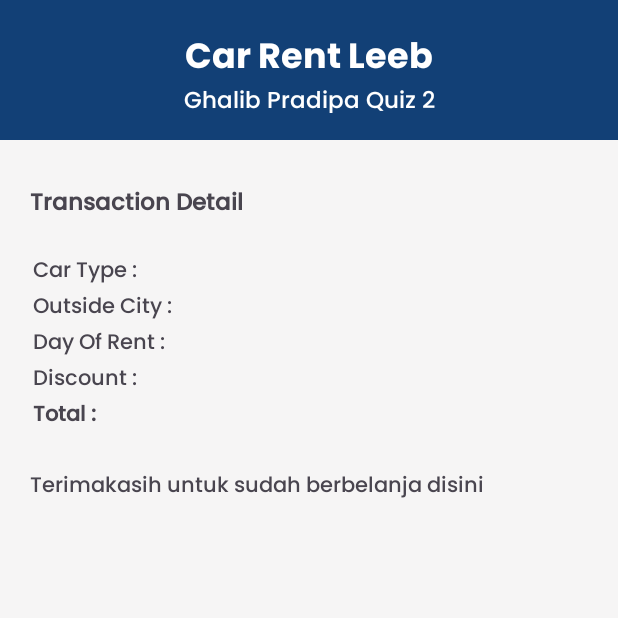
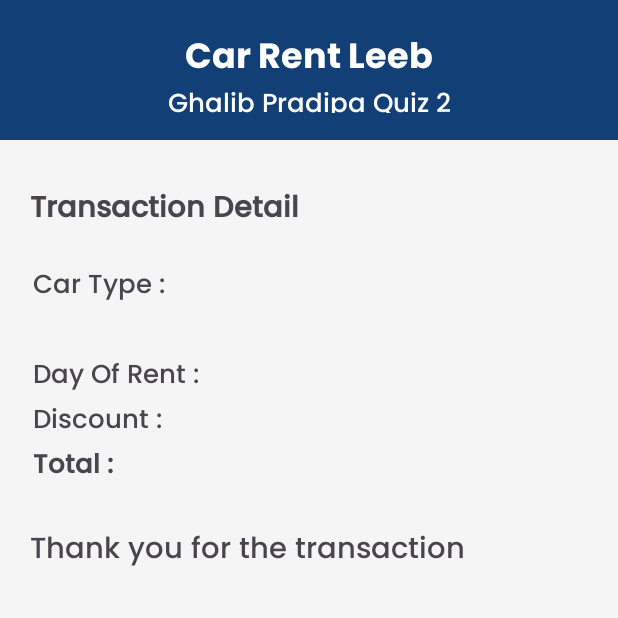
Before and after one commit to LeebSite/app-quiz-2, an Android app: the DetailRentActivity screen opened directly, with no data from a screen before it, on a phone screen of 412 x 824 dp, the top half of it. Run offline under Robolectric (Android 15) with nearby library versions, the phone set to English and light mode, and no system bars.

Commit message:
first committ

```diff
--- a/app/src/main/res/layout/activity_detail_rent.xml
+++ b/app/src/main/res/layout/activity_detail_rent.xml
@@ -26,7 +26,7 @@
         android:paddingBottom="18dp"
         android:text="Ghalib Pradipa Quiz 2"
         android:textColor="@color/white"
-        android:textSize="15dp" />
+        android:textSize="17dp" />
 
     <TextView
         android:id="@+id/tvTransaction"
@@ -36,7 +36,7 @@
         android:fontFamily="@font/poppins_medium"
         android:paddingStart="20dp"
         android:text="Transaction Detail"
-        android:textSize="15sp"
+        android:textSize="19sp"
         android:textStyle="bold" />
 
     <LinearLayout
@@ -54,15 +54,14 @@
             android:layout_marginTop="20dp"
             android:fontFamily="@font/poppins_medium"
             android:text="Car Type : "
-            android:textSize="14sp" />
+            android:textSize="17sp" />
 
         <TextView
-            android:id="@+id/tvOutsideCity"
+            android:id="@+id/tvCity"
             android:layout_width="wrap_content"
             android:layout_height="wrap_content"
             android:fontFamily="@font/poppins_medium"
-            android:text="Outside City : "
-            android:textSize="14sp" />
+            android:textSize="17sp" />
 
         <TextView
             android:id="@+id/tvDayOfRent"
@@ -70,7 +69,7 @@
             android:layout_height="wrap_content"
             android:fontFamily="@font/poppins_medium"
             android:text="Day Of Rent : "
-            android:textSize="14sp" />
+            android:textSize="17sp" />
 
         <TextView
             android:id="@+id/tvDiscount"
@@ -78,7 +77,7 @@
             android:layout_height="wrap_content"
             android:fontFamily="@font/poppins_medium"
             android:text="Discount : "
-            android:textSize="14sp" />
+            android:textSize="17sp" />
 
         <TextView
             android:id="@+id/tvTotal"
@@ -86,7 +85,7 @@
             android:layout_height="wrap_content"
             android:fontFamily="@font/poppins_medium"
             android:text="Total : "
-            android:textSize="14sp"
+            android:textSize="17sp"
             android:textStyle="bold" />
 
     </LinearLayout>
@@ -95,9 +94,10 @@
         android:id="@+id/tvOutro"
         android:layout_width="wrap_content"
         android:layout_height="wrap_content"
-        android:layout_marginTop="18dp"
+        android:layout_marginTop="19dp"
         android:fontFamily="@font/poppins_medium"
         android:paddingStart="20dp"
-        android:text="Terimakasih untuk sudah berbelanja disini" />
+        android:textSize="19sp"
+        android:text="Thank you for the transaction" />
 
 </LinearLayout>
```
Also changed, not shown: app/src/main/java/com/example/day10/DetailRentActivity.java (+20 -7 lines), app/src/main/java/com/example/day10/MainActivity.java (+9 -17 lines).
